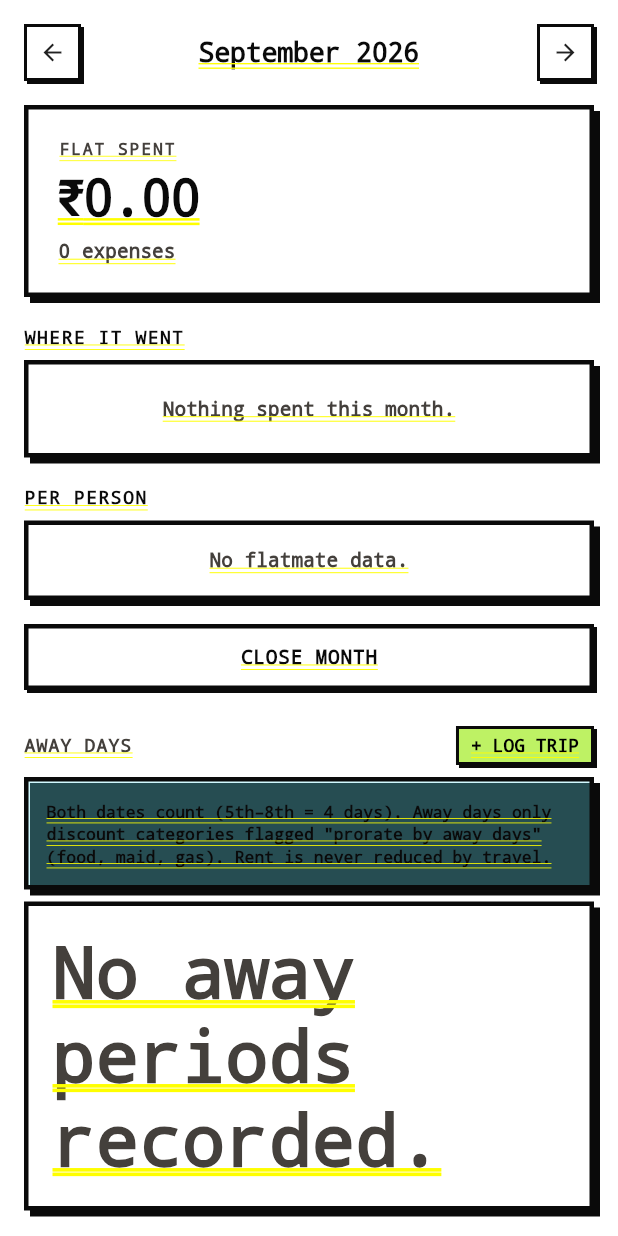
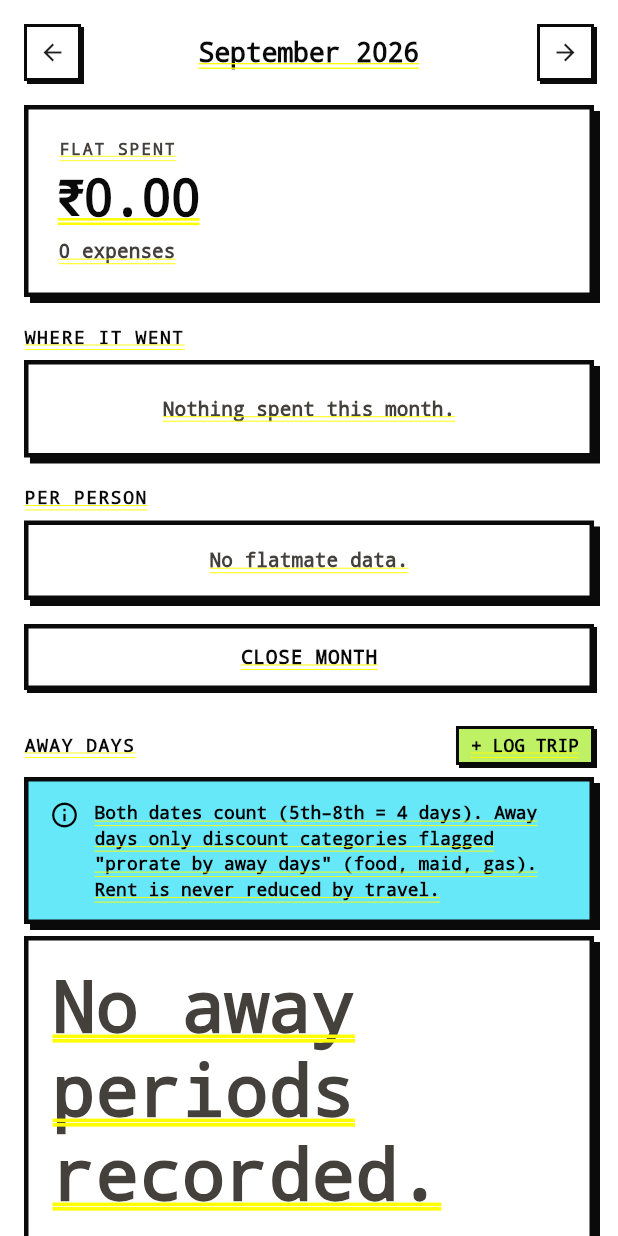
Before and after one commit to PRiNCeKUsHW/Split, a Flutter app: the FlatScreen screen opened directly, on a phone screen of 412 x 824 dp. Run offline on Flutter 3.47's test engine with Material 3 defaults, Android fonts, the phone set to English and light mode, and no system bars; our stand-ins replace qr_flutter, shared_preferences; accounts and stored records are empty; network calls fail.

Commit message:
fix(mobile): use high-contrast opaque styling for away days note in light and dark modes

```diff
--- a/mobile/lib/screens/flat_screen.dart
+++ b/mobile/lib/screens/flat_screen.dart
@@ -515,9 +515,9 @@ class _FlatScreenState extends State<FlatScreen> {
                 'AWAY DAYS',
                 style: TextStyle(
                   fontSize: 12,
-                  fontWeight: FontWeight.w900,
-                  letterSpacing: 0.8,
-                  color: isDark ? AppColors.darkMuted : AppColors.muted,
+                  fontWeight: FontWeight.w800,
+                  letterSpacing: 1.0,
+                  color: inkColor,
                 ),
               ),
               GestureDetector(
@@ -531,11 +531,29 @@ class _FlatScreenState extends State<FlatScreen> {
           ),
           const SizedBox(height: 8),
           NeobrutalCard(
-            backgroundColor: AppColors.infoFill.withValues(alpha: 0.3),
-            padding: const EdgeInsets.all(12),
-            child: Text(
-              'Both dates count (5th–8th = 4 days). Away days only discount categories flagged "prorate by away days" (food, maid, gas). Rent is never reduced by travel.',
-              style: TextStyle(fontSize: 11, fontWeight: FontWeight.w600, height: 1.4, color: inkColor),
+            backgroundColor: isDark ? const Color(0xFF1E293B) : AppColors.infoFill,
+            padding: const EdgeInsets.symmetric(horizontal: 14, vertical: 12),
+            child: Row(
+              crossAxisAlignment: CrossAxisAlignment.start,
+              children: [
+                Icon(
+                  Icons.info_outline,
+                  size: 20,
+                  color: isDark ? AppColors.infoFill : Colors.black,
+                ),
+                const SizedBox(width: 10),
+                Expanded(
+                  child: Text(
+                    'Both dates count (5th–8th = 4 days). Away days only discount categories flagged "prorate by away days" (food, maid, gas). Rent is never reduced by travel.',
+                    style: TextStyle(
+                      fontSize: 12,
+                      fontWeight: FontWeight.w600,
+                      height: 1.4,
+                      color: isDark ? AppColors.darkInk : Colors.black,
+                    ),
+                  ),
+                ),
+              ],
             ),
           ),
           const SizedBox(height: 8),
@@ -591,9 +609,9 @@ class _FlatScreenState extends State<FlatScreen> {
             'FLATMATES',
             style: TextStyle(
               fontSize: 12,
-              fontWeight: FontWeight.w900,
-              letterSpacing: 0.8,
-              color: isDark ? AppColors.darkMuted : AppColors.muted,
+              fontWeight: FontWeight.w800,
+              letterSpacing: 1.0,
+              color: inkColor,
             ),
           ),
           const SizedBox(height: 8),
```
